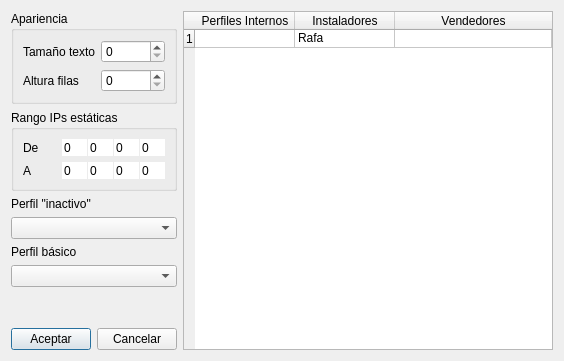
Qt form DlgConfiguracion.ui (silderan/QMikPPPManager) before a commit.
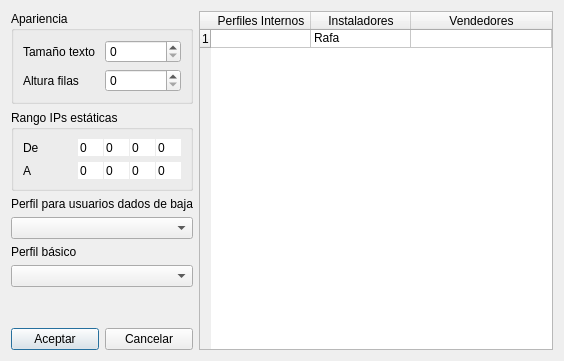
The same form after that commit.

The edit to the form file:
```diff
--- a/DlgConfiguracion.ui
+++ b/DlgConfiguracion.ui
@@ -239,7 +239,7 @@
    <item row="2" column="0">
     <widget class="QLabel" name="label_5">
      <property name="text">
-      <string>Perfil &quot;inactivo&quot;</string>
+      <string>Perfil para usuarios dados de baja</string>
      </property>
     </widget>
    </item>
```
